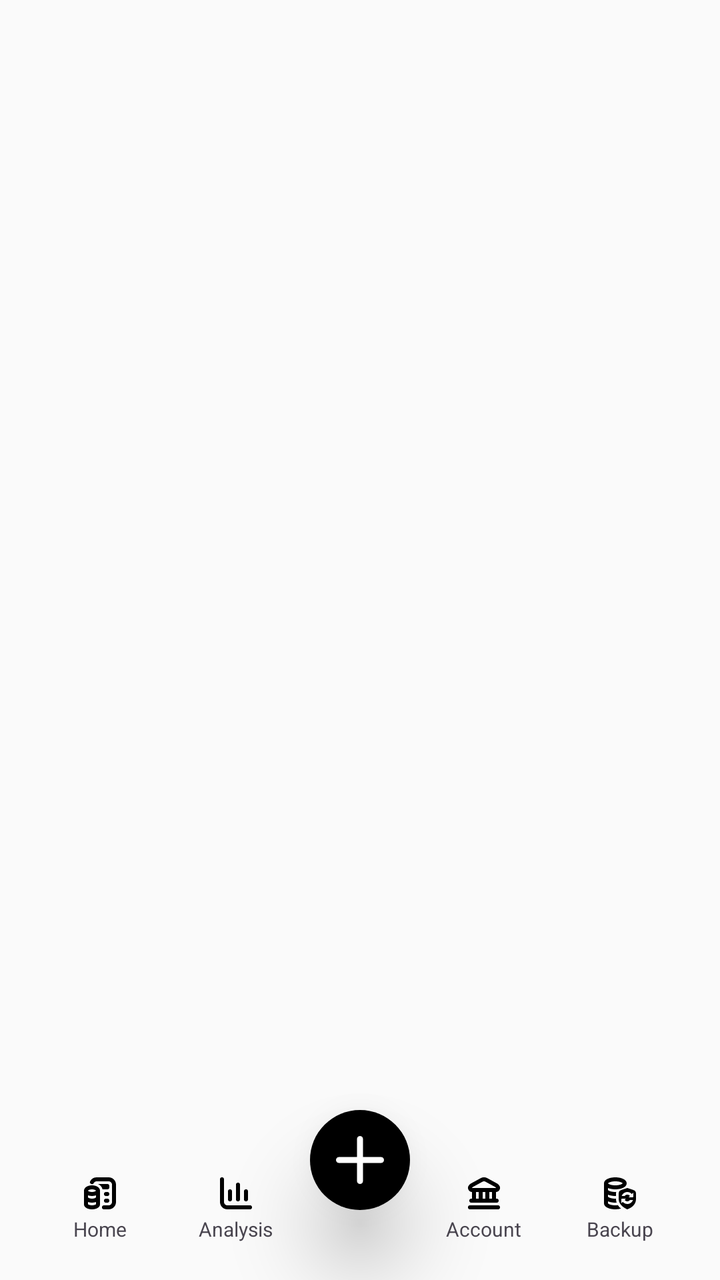
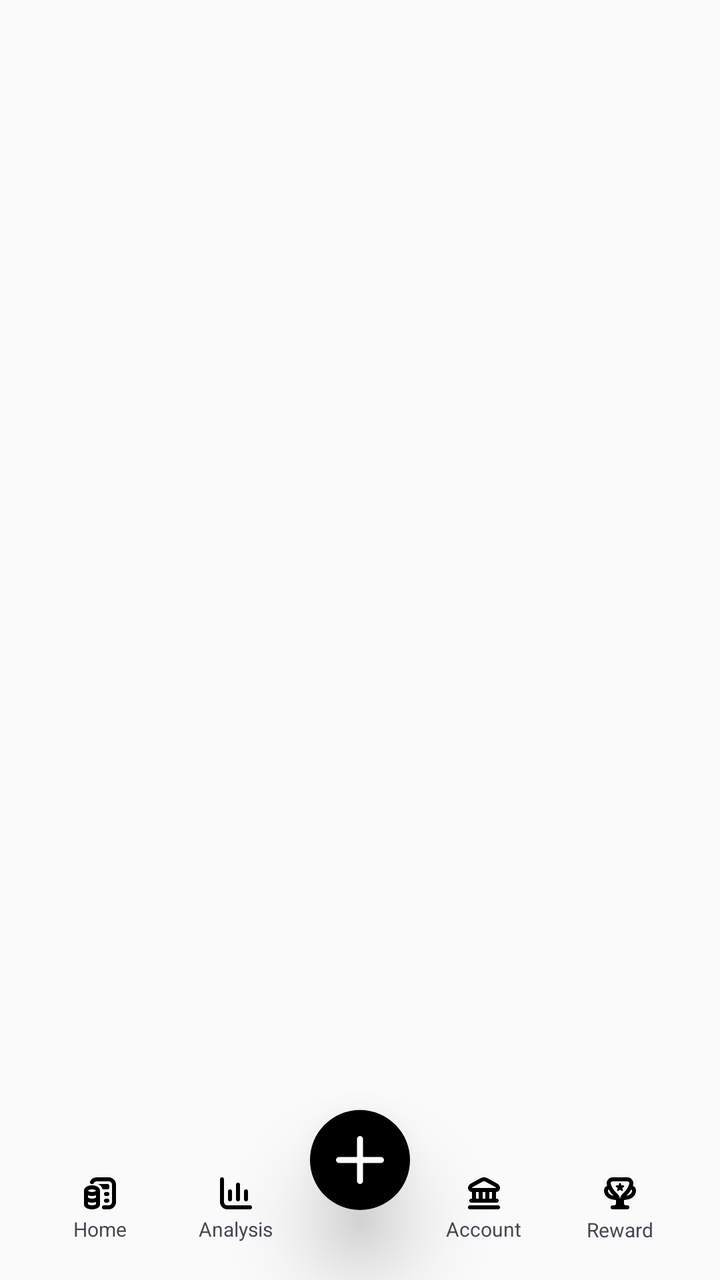

Two renders of the same Android screen: before a commit and after it. Below are the layout's source before the change and the commit's diff.
<!-- AndroidManifest.xml: application theme Theme.ExpenseManager -->
<!-- res/layout/activity_main.xml -->
<?xml version="1.0" encoding="utf-8"?>
<androidx.coordinatorlayout.widget.CoordinatorLayout xmlns:android="http://schemas.android.com/apk/res/android"
    xmlns:app="http://schemas.android.com/apk/res-auto"
    android:layout_width="match_parent"
    android:layout_height="match_parent"
    android:background="@color/nav_bg"
    android:fitsSystemWindows="true">

    
    <FrameLayout
        android:id="@+id/container"
        android:layout_width="match_parent"
        android:layout_height="match_parent"
        android:layout_marginBottom="70dp" />


    
    <LinearLayout
        android:id="@+id/custom_bottom_nav"
        android:layout_width="match_parent"
        android:layout_height="70dp"
        android:layout_gravity="bottom"
        android:orientation="horizontal"
        android:paddingStart="16dp"
        android:paddingEnd="16dp">

        
        <LinearLayout
            android:id="@+id/nav_home"
            android:layout_width="0dp"
            android:layout_height="match_parent"
            android:layout_weight="1"
            android:orientation="vertical"
            android:gravity="center">

            <ImageView
                android:id="@+id/icon_home"
                android:layout_width="16dp"
                android:layout_height="16dp"
                android:src="@drawable/ic_menu_home" />

            <TextView
                android:id="@+id/title_home"
                android:layout_width="wrap_content"
                android:layout_height="wrap_content"
                android:text="Home"
                android:layout_marginTop="3dp"
                android:textSize="10sp" />
        </LinearLayout>

        
        <LinearLayout
            android:id="@+id/nav_analysis"
            android:layout_width="0dp"
            android:layout_height="match_parent"
            android:layout_weight="1"
            android:orientation="vertical"
            android:gravity="center">

            <ImageView
                android:id="@+id/icon_analysis"
                android:layout_width="16dp"
                android:layout_height="16dp"
                android:src="@drawable/ic_menu_analysis" />

            <TextView
                android:id="@+id/title_analysis"
                android:layout_width="wrap_content"
                android:layout_height="wrap_content"
                android:text="Analysis"
                android:layout_marginTop="3dp"
                android:textSize="10sp" />
        </LinearLayout>

        
        <View
            android:layout_width="56dp"
            android:layout_height="match_parent" />

        
        <LinearLayout
            android:id="@+id/nav_account"
            android:layout_width="0dp"
            android:layout_height="match_parent"
            android:layout_weight="1"
            android:orientation="vertical"
            android:gravity="center">

            <ImageView
                android:id="@+id/icon_account"
                android:layout_width="16dp"
                android:layout_height="16dp"
                android:src="@drawable/ic_menu_account" />

            <TextView
                android:id="@+id/title_account"
                android:layout_width="wrap_content"
                android:layout_height="wrap_content"
                android:text="Account"
                android:layout_marginTop="3dp"
                android:textSize="10sp" />
        </LinearLayout>

        
        <LinearLayout
            android:id="@+id/nav_reminder"
            android:layout_width="0dp"
            android:layout_height="match_parent"
            android:layout_weight="1"
            android:orientation="vertical"
            android:visibility="gone"
            android:gravity="center">

            <ImageView
                android:id="@+id/icon_reminder"
                android:layout_width="16dp"
                android:layout_height="16dp"
                android:src="@drawable/ic_menu_reminader" />

            <TextView
                android:id="@+id/title_reminder"
                android:layout_width="wrap_content"
                android:layout_height="wrap_content"
                android:text="Reminder"
                android:layout_marginTop="3dp"
                android:textSize="10sp" />
        </LinearLayout>

        
        <LinearLayout
            android:id="@+id/nav_backup"
            android:layout_width="0dp"
            android:layout_height="match_parent"
            android:layout_weight="1"
            android:orientation="vertical"
            android:gravity="center">

            <ImageView
                android:id="@+id/icon_backup"
                android:layout_width="16dp"
                android:layout_height="16dp"
                android:src="@drawable/ic_backup" />

            <TextView
                android:id="@+id/title_backup"
                android:layout_width="wrap_content"
                android:layout_height="wrap_content"
                android:text="Backup"
                android:layout_marginTop="3dp"
                android:textSize="10sp" />
        </LinearLayout>
    </LinearLayout>

    
    <FrameLayout
        android:id="@+id/fab_add_transaction"
        android:layout_width="50dp"
        android:layout_height="50dp"
        android:layout_gravity="bottom|center"
        android:background="@drawable/fab_ripple"
        android:layout_marginBottom="35dp"
        android:clickable="true"
        android:focusable="true"
        android:elevation="24dp">

        <ImageView
            android:id="@+id/fab_icon"
            android:layout_width="24dp"
            android:layout_height="24dp"
            android:layout_gravity="center"
            android:src="@drawable/ic_menu_add"
            app:tint="@color/fab_icon" />

    </FrameLayout>


</androidx.coordinatorlayout.widget.CoordinatorLayout>
<!-- resources referenced by this layout -->
<resources>
  <color name="fab_icon">#FFFFFF</color>
  <color name="nav_bg">#FAFAFA</color>
  <!-- drawable fab_ripple (drawable) -->
  <?xml version="1.0" encoding="utf-8"?>
  <ripple xmlns:android="http://schemas.android.com/apk/res/android"
      android:color="?attr/colorControlHighlight">
      <item>
          <shape android:shape="oval">
              <solid android:color="@color/fab_background" />
          </shape>
      </item>
  </ripple>
  <!-- drawable ic_backup (drawable) -->
  <vector xmlns:android="http://schemas.android.com/apk/res/android"
      android:width="512dp"
      android:height="512dp"
      android:viewportWidth="24"
      android:viewportHeight="24">
    <path
        android:pathData="M10.404,20.869C9.83,20.946 9.207,21 8.5,21c-3.465,0 -5.343,-1.106 -5.5,-1.5v-1.499c1.554,0.659 3.53,0.999 5.5,0.999 0.319,0 0.635,-0.023 0.953,-0.041A8.027,8.027 0,0 1,9 16.3v-0.32c-0.169,0.006 -0.323,0.02 -0.5,0.02 -3.465,0 -5.343,-1.106 -5.5,-1.5v-1.499c1.554,0.659 3.53,0.999 5.5,0.999 0.167,0 0.333,-0.017 0.5,-0.022L9,12.19c0,-0.42 0.067,-0.825 0.17,-1.217 -0.222,0.01 -0.433,0.026 -0.67,0.026 -3.464,0 -5.343,-1.106 -5.5,-1.5L3,8c1.554,0.659 3.53,0.999 5.5,0.999 4.224,0 8.5,-1.546 8.5,-4.5S12.724,0 8.5,0 0,1.546 0,4.5v15C0,22.454 4.276,24 8.5,24c1.467,0 2.935,-0.191 4.233,-0.558 -0.824,-0.684 -1.656,-1.543 -2.329,-2.574zM8.5,3c3.42,0 5.287,1.076 5.486,1.482C13.762,4.938 11.9,6 8.5,6 5.081,6 3.214,4.925 3.015,4.518 3.238,4.062 5.1,3 8.5,3zM22.066,9.514L17.5,8l-4.566,1.514A2.818,2.818 0,0 0,11 12.191L11,16.3c0,4.164 4.208,6.591 5.501,7.236l0.922,0.459 0.96,-0.384C19.701,23.08 24,20.984 24,16.3v-4.109a2.817,2.817 0,0 0,-1.934 -2.677zM17.5,19.996c-1.37,0 -2.581,-0.627 -3.402,-1.598L13,19.496v-3a0.5,0.5 0,0 1,0.5 -0.5h3l-1,1h0.013c0.457,0.603 1.174,1 1.987,1s1.531,-0.397 1.987,-1h2.236c-0.621,1.742 -2.271,3 -4.224,3zM22,14.496a0.5,0.5 0,0 1,-0.5 0.5h-3l1,-1h-0.013c-0.457,-0.603 -1.174,-1 -1.987,-1s-1.531,0.397 -1.987,1h-2.236c0.621,-1.742 2.271,-3 4.224,-3 1.37,0 2.581,0.627 3.402,1.598l1.098,-1.098v3z"
        android:fillColor="#000000"/>
  </vector>
  <!-- drawable ic_menu_add (drawable) -->
  <vector xmlns:android="http://schemas.android.com/apk/res/android" android:height="32dp" android:viewportHeight="512" android:viewportWidth="512" android:width="32dp">
        
      <path android:fillColor="#000000" android:pathData="M480,224H288V32c0,-17.67 -14.33,-32 -32,-32s-32,14.33 -32,32v192H32c-17.67,0 -32,14.33 -32,32s14.33,32 32,32h192v192c0,17.67 14.33,32 32,32s32,-14.33 32,-32V288h192c17.67,0 32,-14.33 32,-32s-14.33,-32 -32,-32z"/>
      
  </vector>
  <!-- drawable ic_menu_analysis (drawable) -->
  <vector xmlns:android="http://schemas.android.com/apk/res/android" android:height="32dp" android:viewportHeight="24" android:viewportWidth="24" android:width="32dp">
        
      <path android:fillColor="#000000" android:pathData="M5.5,21A2.5,2.5 0,0 1,3 18.5v-17A1.5,1.5 0,0 0,1.5 0,1.5 1.5,0 0,0 0,1.5v17A5.5,5.5 0,0 0,5.5 24h17a1.5,1.5 0,0 0,1.5 -1.5,1.5 1.5,0 0,0 -1.5,-1.5Z"/>
        
      <path android:fillColor="#000000" android:pathData="M19.5,18a1.5,1.5 0,0 0,1.5 -1.5v-6a1.5,1.5 0,0 0,-3 0v6a1.5,1.5 0,0 0,1.5 1.5ZM7.5,18A1.5,1.5 0,0 0,9 16.5v-6a1.5,1.5 0,0 0,-3 0v6A1.5,1.5 0,0 0,7.5 18ZM13.5,18a1.5,1.5 0,0 0,1.5 -1.5v-11a1.5,1.5 0,0 0,-3 0v11a1.5,1.5 0,0 0,1.5 1.5Z"/>
      
  </vector>
  <style name="Theme.ExpenseManager" parent="Base.Theme.ExpenseManager" />
  <color name="fab_background">#000000</color>
  <style name="Base.Theme.ExpenseManager" parent="Theme.Material3.DayNight.NoActionBar">
          
           <item name="colorPrimary">@color/nav_icon_active</item>
      </style>
  <color name="nav_icon_active">#1E88E5</color>
  <!-- unchanged entries left out for length: 3 -->
</resources>

<!-- the commit's change to res/layout/activity_main.xml (unified diff, before → after) -->
@@ -128,7 +128,7 @@
 
         
         <LinearLayout
-            android:id="@+id/nav_backup"
+            android:id="@+id/nav_reward"
             android:layout_width="0dp"
             android:layout_height="match_parent"
             android:layout_weight="1"
@@ -136,16 +136,16 @@
             android:gravity="center">
 
             <ImageView
-                android:id="@+id/icon_backup"
+                android:id="@+id/icon_reward"
                 android:layout_width="16dp"
-                android:layout_height="16dp"
-                android:src="@drawable/ic_backup" />
+                android:layout_height="17dp"
+                android:src="@drawable/ic_reward" />
 
             <TextView
-                android:id="@+id/title_backup"
+                android:id="@+id/title_reward"
                 android:layout_width="wrap_content"
                 android:layout_height="wrap_content"
-                android:text="Backup"
+                android:text="Reward"
                 android:layout_marginTop="3dp"
                 android:textSize="10sp" />
         </LinearLayout>
<!-- resource entries referenced after the edit -->
@@ -12,16 +12,6 @@
           </shape>
       </item>
   </ripple>
-  <!-- drawable ic_backup (drawable) -->
-  <vector xmlns:android="http://schemas.android.com/apk/res/android"
-      android:width="512dp"
-      android:height="512dp"
-      android:viewportWidth="24"
-      android:viewportHeight="24">
-    <path
-        android:pathData="M10.404,20.869C9.83,20.946 9.207,21 8.5,21c-3.465,0 -5.343,-1.106 -5.5,-1.5v-1.499c1.554,0.659 3.53,0.999 5.5,0.999 0.319,0 0.635,-0.023 0.953,-0.041A8.027,8.027 0,0 1,9 16.3v-0.32c-0.169,0.006 -0.323,0.02 -0.5,0.02 -3.465,0 -5.343,-1.106 -5.5,-1.5v-1.499c1.554,0.659 3.53,0.999 5.5,0.999 0.167,0 0.333,-0.017 0.5,-0.022L9,12.19c0,-0.42 0.067,-0.825 0.17,-1.217 -0.222,0.01 -0.433,0.026 -0.67,0.026 -3.464,0 -5.343,-1.106 -5.5,-1.5L3,8c1.554,0.659 3.53,0.999 5.5,0.999 4.224,0 8.5,-1.546 8.5,-4.5S12.724,0 8.5,0 0,1.546 0,4.5v15C0,22.454 4.276,24 8.5,24c1.467,0 2.935,-0.191 4.233,-0.558 -0.824,-0.684 -1.656,-1.543 -2.329,-2.574zM8.5,3c3.42,0 5.287,1.076 5.486,1.482C13.762,4.938 11.9,6 8.5,6 5.081,6 3.214,4.925 3.015,4.518 3.238,4.062 5.1,3 8.5,3zM22.066,9.514L17.5,8l-4.566,1.514A2.818,2.818 0,0 0,11 12.191L11,16.3c0,4.164 4.208,6.591 5.501,7.236l0.922,0.459 0.96,-0.384C19.701,23.08 24,20.984 24,16.3v-4.109a2.817,2.817 0,0 0,-1.934 -2.677zM17.5,19.996c-1.37,0 -2.581,-0.627 -3.402,-1.598L13,19.496v-3a0.5,0.5 0,0 1,0.5 -0.5h3l-1,1h0.013c0.457,0.603 1.174,1 1.987,1s1.531,-0.397 1.987,-1h2.236c-0.621,1.742 -2.271,3 -4.224,3zM22,14.496a0.5,0.5 0,0 1,-0.5 0.5h-3l1,-1h-0.013c-0.457,-0.603 -1.174,-1 -1.987,-1s-1.531,0.397 -1.987,1h-2.236c0.621,-1.742 2.271,-3 4.224,-3 1.37,0 2.581,0.627 3.402,1.598l1.098,-1.098v3z"
-        android:fillColor="#000000"/>
-  </vector>
   <!-- drawable ic_menu_add (drawable) -->
   <vector xmlns:android="http://schemas.android.com/apk/res/android" android:height="32dp" android:viewportHeight="512" android:viewportWidth="512" android:width="32dp">
         
@@ -36,6 +26,16 @@
       <path android:fillColor="#000000" android:pathData="M19.5,18a1.5,1.5 0,0 0,1.5 -1.5v-6a1.5,1.5 0,0 0,-3 0v6a1.5,1.5 0,0 0,1.5 1.5ZM7.5,18A1.5,1.5 0,0 0,9 16.5v-6a1.5,1.5 0,0 0,-3 0v6A1.5,1.5 0,0 0,7.5 18ZM13.5,18a1.5,1.5 0,0 0,1.5 -1.5v-11a1.5,1.5 0,0 0,-3 0v11a1.5,1.5 0,0 0,1.5 1.5Z"/>
       
   </vector>
+  <!-- drawable ic_reward (drawable) -->
+  <vector xmlns:android="http://schemas.android.com/apk/res/android"
+      android:width="512dp"
+      android:height="512dp"
+      android:viewportWidth="24"
+      android:viewportHeight="24">
+    <path
+        android:pathData="M24,10a4,4 0,0 0,-2.393 -3.657c0.072,-0.21 0.152,-0.421 0.214,-0.63a4.385,4.385 0,0 0,-0.705 -3.899A4.474,4.474 0,0 0,17.5 0h-11a4.473,4.473 0,0 0,-3.615 1.813,4.382 4.382,0 0,0 -0.705,3.898c0.062,0.209 0.142,0.42 0.214,0.631A4,4 0,0 0,0.001 10c0,3.15 2.379,6.803 9,6.983L9.001,19.5c0,1.208 -0.825,1.482 -1.5,1.5h-1a1.5,1.5 0,0 0,0 3h11a1.5,1.5 0,0 0,0 -3h-0.982c-0.692,-0.018 -1.518,-0.292 -1.518,-1.5v-2.517c6.621,-0.179 9,-3.833 9,-6.983ZM21,10c0,1.587 -1.154,3.26 -4.214,3.811 1.364,-1.223 2.638,-2.897 3.62,-4.721A0.997,0.997 0,0 1,21 10ZM5.288,3.609C5.577,3.221 6.018,3 6.5,3h11a1.5,1.5 0,0 1,1.212 0.609c0.161,0.215 0.405,0.664 0.231,1.253 -0.628,2.125 -2.213,5.077 -4.337,6.884C13.393,12.777 12,14.298 12,16.92c0,-2.622 -1.394,-4.143 -2.606,-5.174C7.27,9.94 5.686,6.987 5.057,4.861a1.395,1.395 0,0 1,0.231 -1.252ZM3,10c0,-0.406 0.245,-0.754 0.594,-0.91 0.982,1.824 2.256,3.499 3.62,4.721C4.154,13.261 3,11.587 3,10ZM8.891,6.441A0.623,0.623 0,0 1,9.499 6h1.465l0.445,-1.388c0.088,-0.274 0.321,-0.444 0.609,-0.444s0.521,0.17 0.609,0.444L13.072,6h1.465c0.286,0 0.519,0.169 0.608,0.441a0.623,0.623 0,0 1,-0.231 0.715l-1.191,0.87 0.453,1.4a0.624,0.624 0,0 1,-0.235 0.716,0.623 0.623,0 0,1 -0.754,-0.004l-1.171,-0.861 -1.171,0.861a0.635,0.635 0,0 1,-0.753 0.004,0.624 0.624,0 0,1 -0.235,-0.716l0.452,-1.4 -1.191,-0.87c-0.231,-0.169 -0.32,-0.443 -0.231,-0.715Z"
+        android:fillColor="#000000"/>
+  </vector>
   <style name="Theme.ExpenseManager" parent="Base.Theme.ExpenseManager" />
   <color name="fab_background">#000000</color>
   <style name="Base.Theme.ExpenseManager" parent="Theme.Material3.DayNight.NoActionBar">
